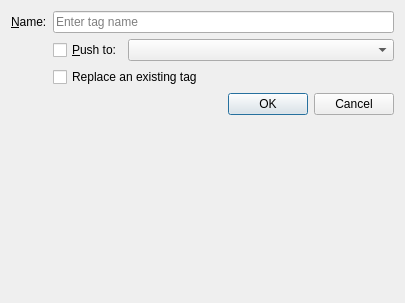
jorio/gitfourchette, file gitfourchette/forms/newtagdialog.ui: the form before one commit.
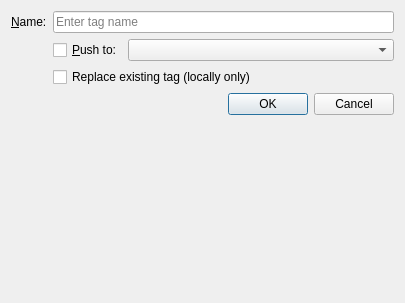
The form after the commit.

Patch:
```diff
--- a/gitfourchette/forms/newtagdialog.ui
+++ b/gitfourchette/forms/newtagdialog.ui
@@ -67,7 +67,7 @@
    <item row="2" column="1">
     <widget class="QCheckBox" name="forceCheckBox">
      <property name="text">
-      <string>Replace an existing tag</string>
+      <string>Replace existing tag (locally only)</string>
      </property>
     </widget>
    </item>
```
